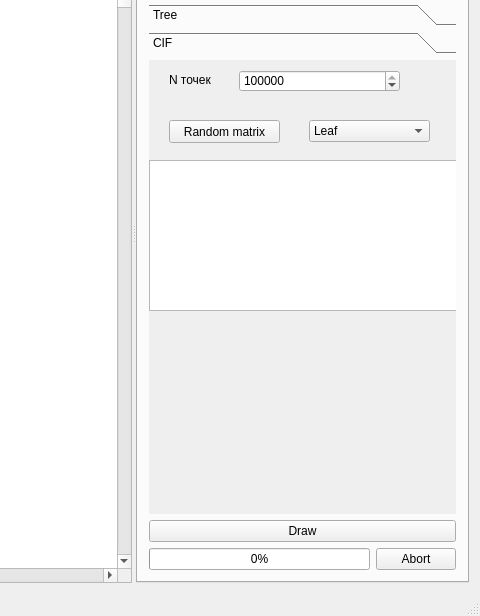
First picture: the form in fractals.ui, repository Kvazikot/fractali, before the edit; both pictures show x 788 to 1268 and y 172 to 788 of the 1268 by 788 pixel window.
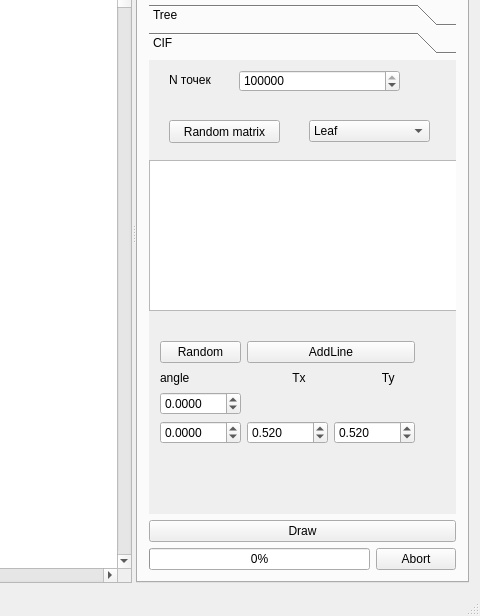
Second picture: the form after the edit.

```diff
--- a/fractals.ui
+++ b/fractals.ui
@@ -727,6 +727,103 @@
               </property>
              </item>
             </widget>
+            <widget class="QWidget" name="">
+             <property name="geometry">
+              <rect>
+               <x>0</x>
+               <y>270</y>
+               <width>277</width>
+               <height>125</height>
+              </rect>
+             </property>
+             <layout class="QGridLayout" name="gridLayout_2">
+              <item row="4" column="2">
+               <widget class="QDoubleSpinBox" name="TySB">
+                <property name="decimals">
+                 <number>3</number>
+                </property>
+                <property name="minimum">
+                 <double>-10000.000000000000000</double>
+                </property>
+                <property name="maximum">
+                 <double>10000.000000000000000</double>
+                </property>
+                <property name="singleStep">
+                 <double>0.002000000000000</double>
+                </property>
+                <property name="value">
+                 <double>0.520000000000000</double>
+                </property>
+               </widget>
+              </item>
+              <item row="4" column="1">
+               <widget class="QDoubleSpinBox" name="TxSB">
+                <property name="decimals">
+                 <number>3</number>
+                </property>
+                <property name="minimum">
+                 <double>-10000.000000000000000</double>
+                </property>
+                <property name="maximum">
+                 <double>10000.000000000000000</double>
+                </property>
+                <property name="singleStep">
+                 <double>0.002000000000000</double>
+                </property>
+                <property name="value">
+                 <double>0.520000000000000</double>
+                </property>
+               </widget>
+              </item>
+              <item row="2" column="0" colspan="3">
+               <widget class="QLabel" name="label_13">
+                <property name="text">
+                 <string>angle                               Tx                       Ty</string>
+                </property>
+               </widget>
+              </item>
+              <item row="4" column="0">
+               <widget class="QDoubleSpinBox" name="angle2SB">
+                <property name="decimals">
+                 <number>4</number>
+                </property>
+                <property name="minimum">
+                 <double>-360.000000000000000</double>
+                </property>
+                <property name="maximum">
+                 <double>360.000000000000000</double>
+                </property>
+               </widget>
+              </item>
+              <item row="1" column="1" colspan="2">
+               <widget class="QPushButton" name="addLineBut">
+                <property name="text">
+                 <string>AddLine</string>
+                </property>
+               </widget>
+              </item>
+              <item row="3" column="0">
+               <widget class="QDoubleSpinBox" name="angle1SB">
+                <property name="decimals">
+                 <number>4</number>
+                </property>
+                <property name="minimum">
+                 <double>-360.000000000000000</double>
+                </property>
+                <property name="maximum">
+                 <double>360.000000000000000</double>
+                </property>
+               </widget>
+              </item>
+              <item row="1" column="0">
+               <widget class="QPushButton" name="pushButton_3">
+                <property name="text">
+                 <string>Random</string>
+                </property>
+               </widget>
+              </item>
+             </layout>
+            </widget>
            </widget>
           </widget>
          </item>
```
